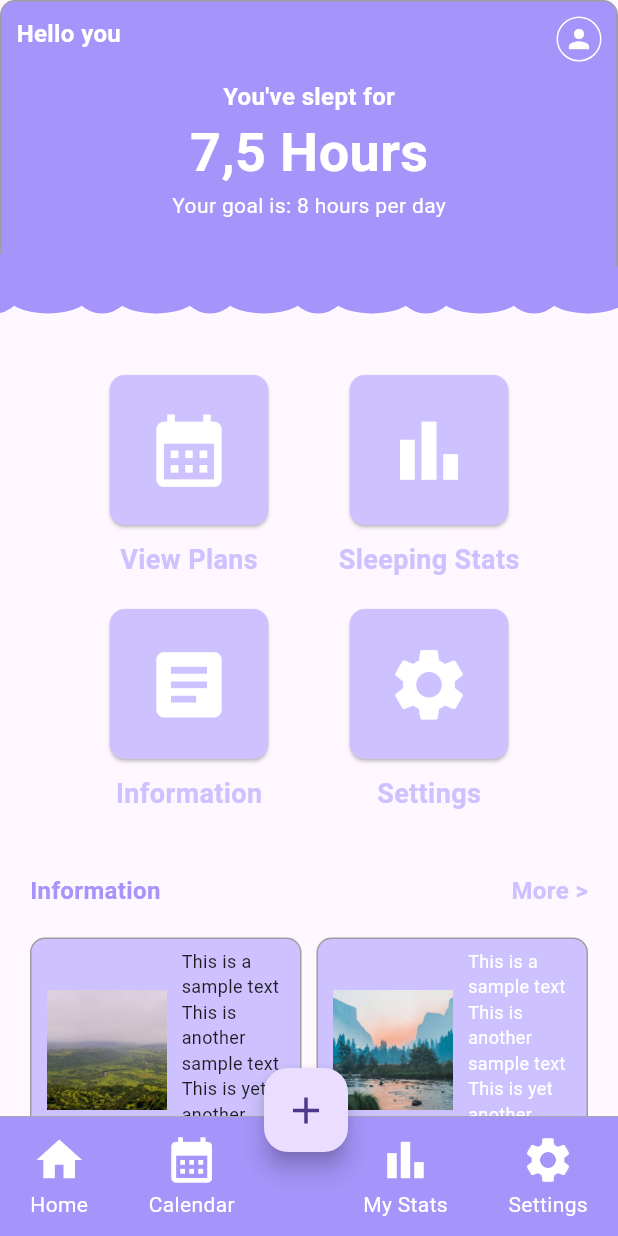
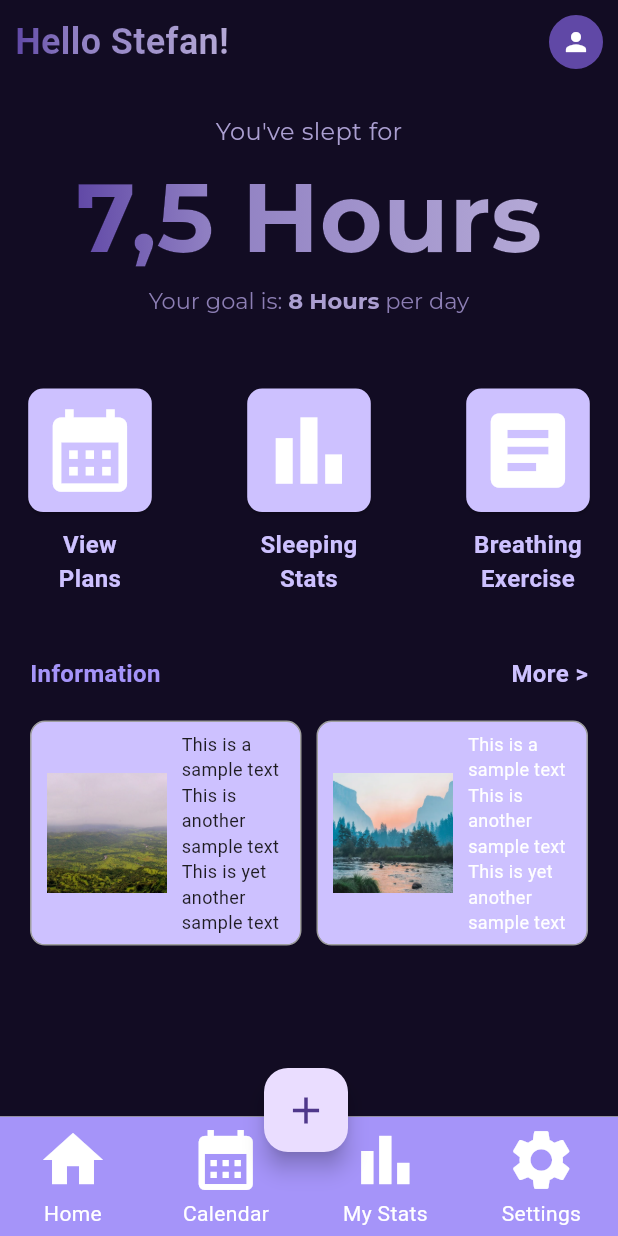
Before and after one commit to chiefxd/Sleepful, a Flutter app: the screen it shows after launch, on a phone screen of 412 x 824 dp. Run offline on Flutter 3.47's test engine with Material 3 defaults, Android fonts, the phone set to English and light mode, and no system bars; Roboto replaces fonts that are missing (Montserrat-Bold).

Commit message:
update UI ke theme dark ( half finished )

```diff
--- a/lib/Components/button_with_text.dart
+++ b/lib/Components/button_with_text.dart
@@ -19,6 +19,8 @@ class ButtonWithText extends StatelessWidget {
 
   @override
   Widget build(BuildContext context) {
+    double buttonSize = MediaQuery.of(context).size.width * 0.20; // Adjust this value as needed
+    double iconSize = buttonSize * 0.8; // Make the icon size a percentage of the button size
     return Column(
       children: [
         ElevatedButton(
@@ -26,13 +28,17 @@ class ButtonWithText extends StatelessWidget {
             shape: RoundedRectangleBorder(
               borderRadius: BorderRadius.circular(10),
             ),
-            minimumSize: const Size(100, 100), //button kotak
+            // Remove minimumSize to allow button to resize based on its child
+            // foregroundColor is set to white by default, you can keep it or remove it
+            minimumSize: Size(buttonSize, buttonSize),
             foregroundColor: Colors.white,
             backgroundColor: buttonColor,
+            padding: EdgeInsets.all(0), // Add padding for better touch area
           ),
           child: Icon(
             icon,
-            size: MediaQuery.of(context).size.width * 0.14, // Size icon responsip
+            // size: MediaQuery.of(context).size.width * 0.10,
+            size: iconSize,
           ),
           onPressed: () {
             Navigator.push(
@@ -51,10 +57,11 @@ class ButtonWithText extends StatelessWidget {
           },
           child: Text(
             text,
+            textAlign: TextAlign.center,
             style: TextStyle(
-              fontSize: 18,
+              fontSize: 16,
               fontWeight: FontWeight.bold,
-              fontFamily: 'Montserrat',
+              fontFamily: 'Montserrat-Bold',
               color: textColor,
             ),
           ),
--- /dev/null
+++ b/lib/Components/plus_button.dart
@@ -0,0 +1,29 @@
+import 'package:flutter/material.dart';
+import '../Pages/sleeping_stats.dart';  // import the SleepingStats page
+
+class PlusButton extends StatelessWidget {
+  const PlusButton({super.key});
+
+  @override
+  Widget build(BuildContext context) {
+    return FloatingActionButton(
+      onPressed: () {
+        Navigator.push(
+          context,
+          MaterialPageRoute(builder: (context) => const SleepingStats()),
+        );
+      },
+      child: const Icon(Icons.add, size: 30,),
+    );
+  }
+}
+
+// class PlusButton extends StatelessWidget {
+//   @override
+//   Widget build(BuildContext context) {
+//     return FloatingActionButton(
+//       onPressed: () {  },
+//       child: const Icon(Icons.add, size: 30,),
+//     );
+//   }
+// }
--- a/lib/Navbar/bottom_navbar.dart
+++ b/lib/Navbar/bottom_navbar.dart
@@ -19,10 +19,7 @@ class BottomNavbar extends StatefulWidget {
 class BottomNavbarState extends State<BottomNavbar> {
   @override
   Widget build(BuildContext context) {
-    return Stack(
-      clipBehavior: Clip.none,
-      children: [
-        Container(
+    return Container(
       height: 80, // adjust the height as needed
       decoration: const BoxDecoration(
         border: Border(top: BorderSide(color: Colors.grey, width: 0.5)),
@@ -53,7 +50,7 @@ class BottomNavbarState extends State<BottomNavbar> {
             },
             color: iconText,
           ),
-              const SizedBox(width: 5),
+          // Removed the SizedBox and PlusButton from here
           IconWithText(
             icon: Icons.bar_chart,
             text: 'My Stats',
@@ -78,20 +75,6 @@ class BottomNavbarState extends State<BottomNavbar> {
           ),
         ],
       ),
-        ),
-        // Plus button (half inside, half outside the navbar)
-        Positioned(
-          bottom: 56, // adjust this value as needed
-          left: MediaQuery.of(context).size.width / 2 - 30, // adjust the position as needed
-          child: FloatingActionButton(
-            onPressed: () {
-              // handle plus button press
-            },
-            // mini: true,
-            child: const Icon(Icons.add, size: 30,),
-          ),
-        ),
-      ],
     );
   }
 }
--- a/lib/Navbar/icon_with_text.dart
+++ b/lib/Navbar/icon_with_text.dart
@@ -24,7 +24,7 @@ class IconWithText extends StatelessWidget {
           onTap: onPressed,
           child: Icon(
             icon,
-            size: 36, // Make the icon bigger
+            size: 48, // Make the icon bigger
             color: color,
           ),
         ),
--- a/lib/Pages/home_page.dart
+++ b/lib/Pages/home_page.dart
@@ -7,6 +7,8 @@ import 'information.dart'; // Import the page_d.dart file
 import '../Navbar/bottom_navbar.dart'; // Import the BottomNavbar widget
 import '../Components/button_with_text.dart'; // Import the ButtonWithText widget
 import '../Components/cloud_painter.dart';
+import '../Components/plus_button.dart'; // Import the PlusButton widget
+import 'profile.dart';
 
 class HomePage extends StatelessWidget {
   const HomePage({super.key});
@@ -14,42 +16,57 @@ class HomePage extends StatelessWidget {
   @override
   Widget build(BuildContext context) {
     return Scaffold(
-      body: Column(
+      body: Stack(
+        children: [
+          Column(
             children: [
               Expanded(
                 child: SingleChildScrollView(
                   child: Column(
                     children: [
+                      // Section 1: Hello You and Profile Icon
                       Container(
-                    height: 200, // Set the height of the rectangle
-                    decoration: BoxDecoration(
-                      color: const Color(0xFFA594F9), // Set the background color to purple
-                      border: Border.all(color: Colors.grey),
-                      borderRadius: BorderRadius.circular(10),
-                    ),
-                    child: Stack(
+                        padding: const EdgeInsets.all(10),
+                        child: Row(
+                          mainAxisAlignment: MainAxisAlignment.spaceBetween,
                           children: [
-                        const Positioned(
-                          top: 10,
-                          left: 10,
-                          child: Text(
-                            'Hello you',
+                            ShaderMask(
+                              shaderCallback: (Rect bounds) {
+                                return const LinearGradient(
+                                  begin: Alignment.centerLeft,
+                                  end: Alignment.centerRight,
+                                  stops: [0, 0.28, 1],
+                                  colors: [
+                                    Color(0xFF6048A6),
+                                    Color(0xFF8F7FC2),
+                                    Color(0xFFB4A9D6), //B4A9D6
+                                  ],
+                                ).createShader(bounds);
+                              },
+                              blendMode: BlendMode.srcIn, //
+                              child: const Text(
+                              'Hello Stefan!',
                               style: TextStyle(
-                              fontSize: 16, // Set the font size to 16
-                              fontWeight: FontWeight.bold, // Set the font weight to bold
-                              color: Colors.white, // Set the text color to white
+                                fontSize: 24, // Set the font size to 16
+                                fontWeight: FontWeight.bold, // Set the font weight to bold// Set the text color to white
+                                fontFamily: 'Montserrat-Bold',
                                 ),
                               ),
                             ),
-                        Positioned(
-                          top: 10,
-                          right: 10,
+                            GestureDetector(
+                              onTap: () {
+                                Navigator.push(
+                                  context,
+                                  MaterialPageRoute(builder: (context) => const Profile()),
+                                );
+                              },
                               child: Container(
-                            width: 30,
-                            height: 30,
+                                width: 36,
+                                height: 36,
                                 decoration: BoxDecoration(
                                   shape: BoxShape.circle,
-                              border: Border.all(color: Colors.white),
+                                  color: Color(0xFF6048A6),
+                                  border: Border.all(color: Color(0xFF6048A6), width: 2),
                                 ),
                                 child: const Center(
                                   child: Icon(
@@ -60,109 +77,132 @@ class HomePage extends StatelessWidget {
                                 ),
                               ),
                             ),
-                        const Center(
+                          ],
+                        ),
+                      ),
+                      const SizedBox(height: 20), // Add some space between sections
+
+                      // Section 2: You've slept for text
+                      Center(
                         child: Column(
-                            mainAxisAlignment: MainAxisAlignment.center,
+                          mainAxisAlignment: MainAxisAlignment.center, //gangaruh
                           children: [
-                              Text(
+                            const Text(
                               'You\'ve slept for',
                               style: TextStyle(
                                 fontSize: 16, // Set the font size to 16
-                                  fontWeight: FontWeight.bold, // Set the font weight to bold
-                                  color: Colors.white, // Set the text color to white
+                                // fontWeight: FontWeight.bold, // Set the font weight to bold
+                                color: Color(0xFFAB9FD1), // Set the text color to black
+                                fontFamily: 'Montserrat',
                               ),
                             ),
-                              Text(
+                            ShaderMask(
+                              shaderCallback: (Rect bounds) {
+                                return const LinearGradient(
+                                  begin: Alignment.centerLeft,
+                                  end: Alignment.centerRight,
+                                  stops: [0, 0.28, 1],
+                                  colors: [
+                                    Color(0xFF6048A6),
+                                    Color(0xFF8F7FC2),
+                                    Color(0xFFB4A9D6), //B4A9D6
+                                  ],
+                                ).createShader(bounds);
+                              },
+                              blendMode: BlendMode.srcIn, // Add this line
+                              child: const Text(
                                 '7,5 Hours',
                                 style: TextStyle(
-                                  fontSize: 36, // Set the font size to 36
-                                  fontWeight: FontWeight.bold, // Set the font weight to bold
-                                  color: Colors.white, // Set the text color to white
+                                  fontSize: 64,
+                                  fontWeight: FontWeight.bold,
+                                  fontFamily: 'Montserrat',
+
                                 ),
                               ),
-                              Text(
-                                'Your goal is: 8 hours per day',
+                            ),
+                            RichText(
+                              text: TextSpan(
+                                children: [
+                                  const TextSpan(
+                                    text: 'Your goal is: ',
                                     style: TextStyle(
-                                  fontSize: 14, // Set the font size to 14
-                                  color: Colors.white, // Set the text color to white
+                                      fontSize: 15,
+                                      color: Color(0xFF8C7EB4), // Set the text color to 0xFF8C7EB4
+                                      fontFamily: 'Montserrat',
+                                    ),
+                                  ),
+                                  TextSpan(
+                                    text: '8 Hours',
+                                    style: const TextStyle(
+                                      fontSize: 15,
+                                      color: Color(0xFFAB9FD1), // Set the text color to 0xFFAB9FD1
+                                      fontFamily: 'Montserrat',
+                                      fontWeight: FontWeight.bold,
+                                    ),
+                                  ),
+                                  const TextSpan(
+                                    text: ' per day',
+                                    style: TextStyle(
+                                      fontSize: 15,
+                                      color: Color(0xFF8C7EB4), // Set the text color to 0xFF8C7EB4
+                                      fontFamily: 'Montserrat',
                                     ),
                                   ),
                                 ],
                               ),
                             ),
-                        Positioned(
-                          bottom: 0,
-                          left: 0,
-                          right: 0,
-                          child: CustomPaint(
-                            painter: CloudPainter(),
-                            child: Container(
-                              height: 50, // Set the height of the cloud shape
-                            ),
-                          ),
-                        ),
                           ],
                         ),
                       ),
+                          // Positioned(
+                          //   bottom: 0,
+                          //   left: 0,
+                          //   right: 0,
+                          //   child: CustomPaint(
+                          //      painter: CloudPainter(),
+                          //     child: Container(
+                          //       height: 50, // Set the height of the cloud shape
+                          //     ),
+                          //   ),
+                          // ),
+                      //   ],
+                      // ),
                       const SizedBox(height: 50), // Add some space between sections
                       const Center(
                         child: Column(
                           mainAxisAlignment: MainAxisAlignment.center,
                           children: [
                             Row(
-                          mainAxisAlignment: MainAxisAlignment.center,
-                          crossAxisAlignment: CrossAxisAlignment.baseline, // Add this line
-                          textBaseline: TextBaseline.alphabetic, // Add this line
+                              mainAxisAlignment: MainAxisAlignment.spaceBetween, // Use spaceBetween to evenly distribute the buttons
                               children: [
                                 SizedBox(
-                              width: 150, // Set a fixed width for each button
+                                  width: 120, // Set a fixed width for each button
                                   child: ButtonWithText(
                                     icon: Icons.calendar_month,
-                                text: 'View Plans',
+                                    text: 'View\nPlans',
                                     nextPage: ViewPlans(),
                                     buttonColor: Color(0xFFCDC1FF),
                                     textColor: Color(0xFFCDC1FF),
                                   ),
                                 ),
-                            SizedBox(width: 10), // Add some space between buttons
                                 SizedBox(
-                              width: 150, // Set a fixed width for each button
+                                  width: 120, // Set a fixed width for each button
                                   child: ButtonWithText(
                                     icon: Icons.bar_chart,
-                                text: 'Sleeping Stats',
+                                    text: 'Sleeping\nStats',
                                     nextPage: SleepingStats(),
                                     buttonColor: Color(0xFFCDC1FF),
                                     textColor: Color(0xFFCDC1FF),
                                   ),
                                 ),
-                          ],
-                        ),
-                        SizedBox(height: 20), // Add some space between rows
-                        Row(
-                          mainAxisAlignment: MainAxisAlignment.center,
-                          crossAxisAlignment: CrossAxisAlignment.baseline, // Add this line
-                          textBaseline: TextBaseline.alphabetic, // Add this line
-                          children: [
                                 SizedBox(
-                              width: 150, // Set a fixed width for each button
+                                  width: 120, // Set a fixed width for each button
                                   child: ButtonWithText(
                                     icon: Icons.article,
-                                text: 'Information',
-                                // textColor: Color.fromRGBO(33, 150, 243, 1.0),
+                                    text: 'Breathing\nExercise',
                                     buttonColor: Color(0xFFCDC1FF),
                                     textColor: Color(0xFFCDC1FF),
                                     nextPage: Information(),
-                              ),
-                            ),
-                            SizedBox(width: 10), // Add some space between buttons
-                            SizedBox(
-                              width: 150, // Set a fixed width for each button
-                              child: ButtonWithText(
-                                icon: Icons.settings,
-                                text: 'Settings',
-                                nextPage: Settings(),
-                                buttonColor: Color(0xFFCDC1FF),
-                                textColor: Color(0xFFCDC1FF),
                                   ),
                                 ),
                               ],
@@ -176,7 +216,8 @@ class HomePage extends StatelessWidget {
                         child: Column(
                           children: [
                             const Row(
-                          mainAxisAlignment: MainAxisAlignment.spaceBetween,children: [
+                              mainAxisAlignment: MainAxisAlignment.spaceBetween,
+                              children: [
                                 Text(
                                   'Information',
                                   style: TextStyle(
@@ -202,7 +243,7 @@ class HomePage extends StatelessWidget {
                                   child: Container(
                                     height: 150,
                                     decoration: BoxDecoration(
-                                  color: Color(0xFFCDC1FF), // Set the background color to 0xFFCDC1FF
+                                      color: const Color(0xFFCDC1FF), // Set the background color to 0xFFCDC1FF
                                       border: Border.all(color: Colors.grey),
                                       borderRadius: BorderRadius.circular(10),
                                     ),
@@ -243,7 +284,7 @@ class HomePage extends StatelessWidget {
                                   child: Container(
                                     height: 150,
                                     decoration: BoxDecoration(
-                                  color: Color(0xFFCDC1FF), // Set the background color to 0xFFCDC1FF
+                                      color: const Color(0xFFCDC1FF), // Set the background color to 0xFFCDC1FF
                                       border: Border.all(color: Colors.grey),
                                       borderRadius: BorderRadius.circular(10),
                                     ),
@@ -301,6 +342,14 @@ class HomePage extends StatelessWidget {
               const BottomNavbar(), // Add the BottomNavbar widget
             ],
           ),
+
+          Positioned(
+            bottom: 56, // adjust this value as needed
+            left: MediaQuery.of(context).size.width / 2 - 30, // adjust the position as needed
+            child: const PlusButton(),
+          ),
+        ],
+      ),
     );
   }
 }
--- /dev/null
+++ b/lib/Pages/profile.dart
@@ -0,0 +1,14 @@
+import 'package:flutter/material.dart';
+
+class Profile extends StatelessWidget {
+  const Profile({super.key});
+
+  @override
+  Widget build(BuildContext context) {
+    return const Scaffold(
+      body: Center(
+        child: Text('Profile'),
+      ),
+    );
+  }
+}
--- a/lib/main.dart
+++ b/lib/main.dart
@@ -11,9 +11,13 @@ class MyApp extends StatelessWidget {
 
   @override
   Widget build(BuildContext context) {
-    return const MaterialApp(
+    return MaterialApp(
       title: 'My App',
-      home: HomePage(), // Use the HomePage widget
+      theme: ThemeData(
+        scaffoldBackgroundColor: const Color(0xFF120C23),//0xFF120C23 // Set the default scaffold background color to black
+      ),
+
+      home: const HomePage(), // Use the HomePage widget
     );
   }
 }
```
Also changed, not shown: pubspec.yaml (+10 -1 lines), pubspec.lock. Lines whose indentation alone changed are shown as unchanged.
